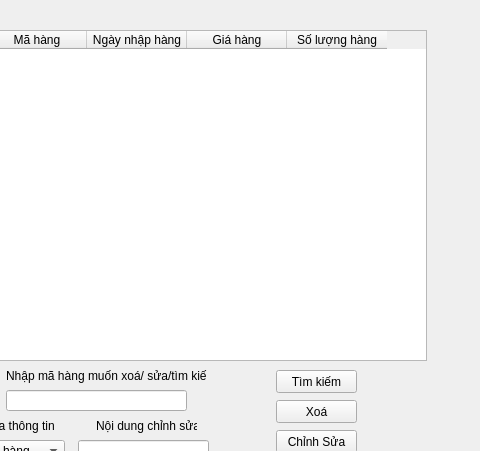
si13ncer/DoAnCTDL, file khohang.ui: the form before one commit; both pictures show x 324 to 804 and y 0 to 451 of the 804 by 586 pixel window.
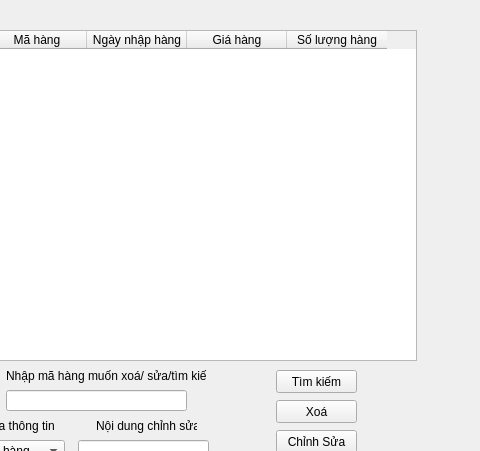
The form after the commit.

```diff
--- a/khohang.ui
+++ b/khohang.ui
@@ -19,7 +19,7 @@
      <rect>
       <x>10</x>
       <y>30</y>
-      <width>741</width>
+      <width>731</width>
       <height>331</height>
      </rect>
     </property>
```
